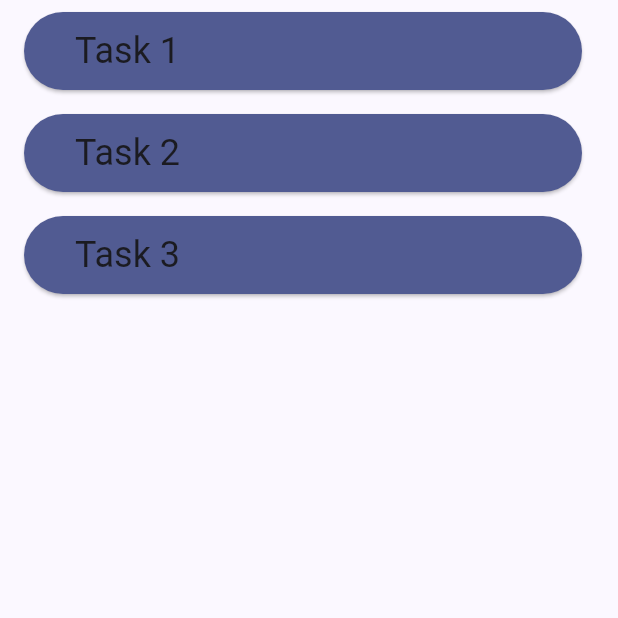
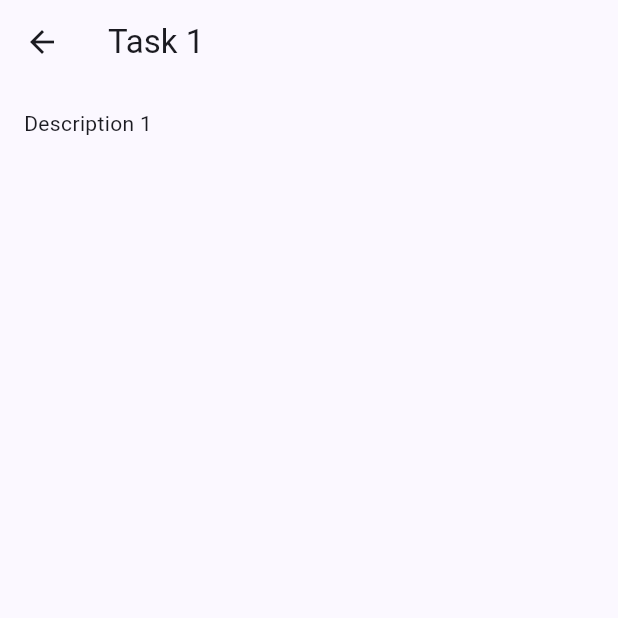
Before and after one commit to abhiroop43/flutter-todo, a Flutter app: the screen it shows after launch, after a tap on "Task 1", on a phone screen of 412 x 824 dp, the top half of it. Run offline on Flutter 3.47's test engine with Material 3 defaults, Android fonts, the phone set to English and light mode, and no system bars.

Commit message:
feat: implement todo details view and refactor list item component

```diff
--- /dev/null
+++ b/lib/components/datalist.dart
@@ -0,0 +1,23 @@
+import 'package:flutter/material.dart';
+
+import '../models/todo.dart';
+import 'listitem.dart';
+
+class DataList extends StatelessWidget {
+  final List<Todo> todos;
+
+  const DataList({super.key, required this.todos});
+
+  @override
+  Widget build(BuildContext context) {
+    return ListView.builder(
+      itemCount: todos.length,
+      itemBuilder: (context, index) {
+        final item = todos[index];
+        return ListItem(
+          todo: item,
+        );
+      },
+    );
+  }
+}
--- a/lib/components/listitem.dart
+++ b/lib/components/listitem.dart
@@ -1,25 +1,27 @@
 import 'dart:developer';
 
 import 'package:flutter/material.dart';
+import 'package:todo_app/pages/todo/tododetails.dart';
+
+import '../models/todo.dart';
 
 class ListItem extends StatelessWidget {
-  final int id;
-  final String title;
-  final String subtitle;
+  final Todo todo;
 
-  const ListItem(
-      {super.key,
-      required this.id,
-      required this.title,
-      required this.subtitle});
+  const ListItem({super.key, required this.todo});
 
   @override
   Widget build(BuildContext context) {
     return ListTile(
-      key: Key(id.toString()),
+      key: Key(todo.id.toString()),
       title: ElevatedButton(
         onPressed: () {
-          log('$id pressed');
+          log('${todo.id} pressed');
+          Navigator.push(
+              context,
+              MaterialPageRoute(
+                  builder: (context) =>
+                      TodoDetails(key: Key(todo.id.toString()), todo: todo)));
         },
         style: ButtonStyle(
           alignment: Alignment.centerLeft,
@@ -29,7 +31,7 @@ class ListItem extends StatelessWidget {
         child: Padding(
             padding: const EdgeInsets.all(10.0),
             child: Text(
-              title,
+              todo.taskName,
               style: Theme.of(context).textTheme.headlineSmall,
             )),
       ),
--- a/lib/main.dart
+++ b/lib/main.dart
@@ -21,7 +21,11 @@ class MainApp extends StatelessWidget {
           useMaterial3: true,
           colorScheme: ColorScheme.fromSeed(seedColor: Colors.indigo),
         ),
-        home: Scaffold(body: TodoList()),
+        home: Scaffold(
+            appBar: AppBar(
+              title: const Text('Things To Do'),
+            ),
+            body: TodoList()),
       ),
     );
   }
--- a/lib/pages/todo/tododetails.dart
+++ b/lib/pages/todo/tododetails.dart
@@ -0,0 +1,22 @@
+import 'package:flutter/material.dart';
+
+import '../../models/todo.dart';
+
+class TodoDetails extends StatelessWidget {
+  final Todo todo;
+
+  const TodoDetails({required Key key, required this.todo}) : super(key: key);
+
+  @override
+  Widget build(BuildContext context) {
+    return Scaffold(
+      appBar: AppBar(
+        title: Text(todo.taskName),
+      ),
+      body: Padding(
+        padding: const EdgeInsets.all(16.0),
+        child: Text(todo.taskDescription),
+      ),
+    );
+  }
+}
--- a/lib/pages/todo/todolist.dart
+++ b/lib/pages/todo/todolist.dart
@@ -1,6 +1,7 @@
 import 'package:flutter/material.dart';
-import 'package:todo_app/components/listitem.dart';
 import 'package:todo_app/models/todo.dart';
+
+import '../../components/datalist.dart';
 
 class TodoList extends StatelessWidget {
   final List<Todo> todos = [
@@ -13,24 +14,24 @@ class TodoList extends StatelessWidget {
 
   @override
   Widget build(BuildContext context) {
-    // return ListView.builder(
-    //   itemCount: todos.length,
-    //   itemBuilder: (context, index) {
-    //     return ListTile(
-    //       title: Text(todos[index].taskName),
-    //       tileColor: Theme.of(context).colorScheme.primary,
-    //       textColor: Theme.of(context).colorScheme.onPrimary,
-    //       // subtitle: Text(todos[index].taskDescription),
-    //     );
-    //   },
-    // );
-
-    return ListView.builder(
-      itemCount: todos.length,
-      itemBuilder: (context, index) {
-        final item = todos[index];
-        return ListItem(id: item.id, title: item.taskName, subtitle: '');
-      },
+    return Column(
+      children: [
+        Row(
+          mainAxisAlignment: MainAxisAlignment.end,
+          children: [
+            ElevatedButton.icon(
+              onPressed: () {
+                // Add your button action here
+              },
+              icon: const Icon(Icons.add),
+              label: const Text('New Task'),
+            ),
+          ],
+        ),
+        Expanded(
+          child: DataList(todos: todos),
+        ),
+      ],
     );
   }
 }
```
Also changed, not shown: 1 other file.
